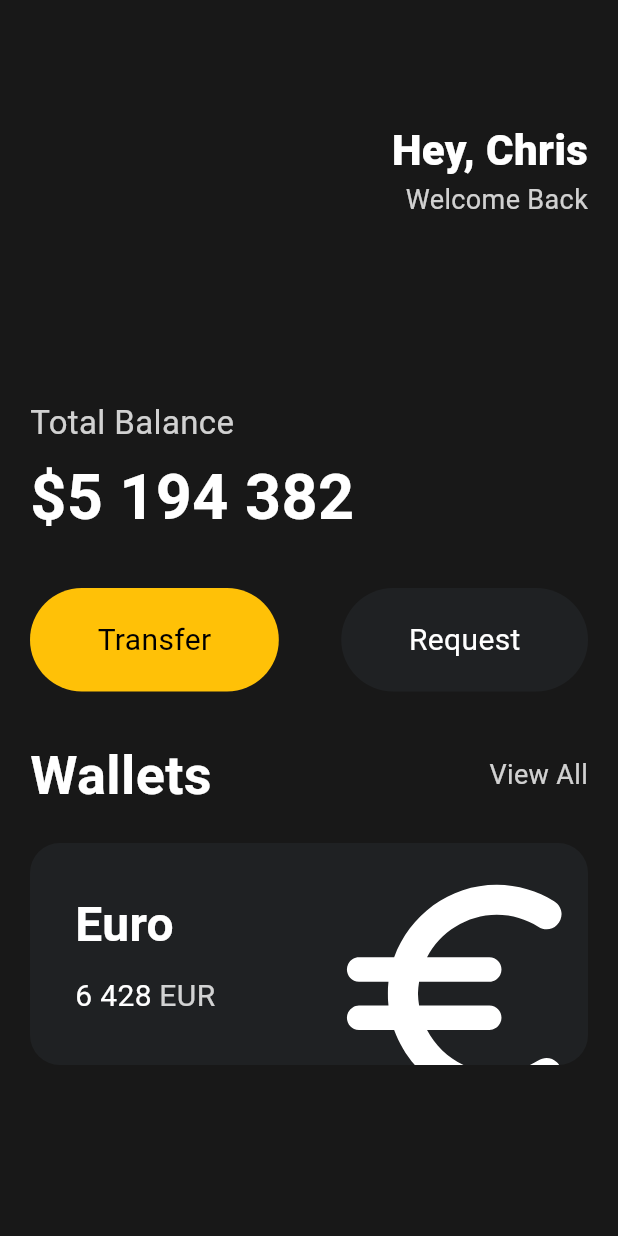
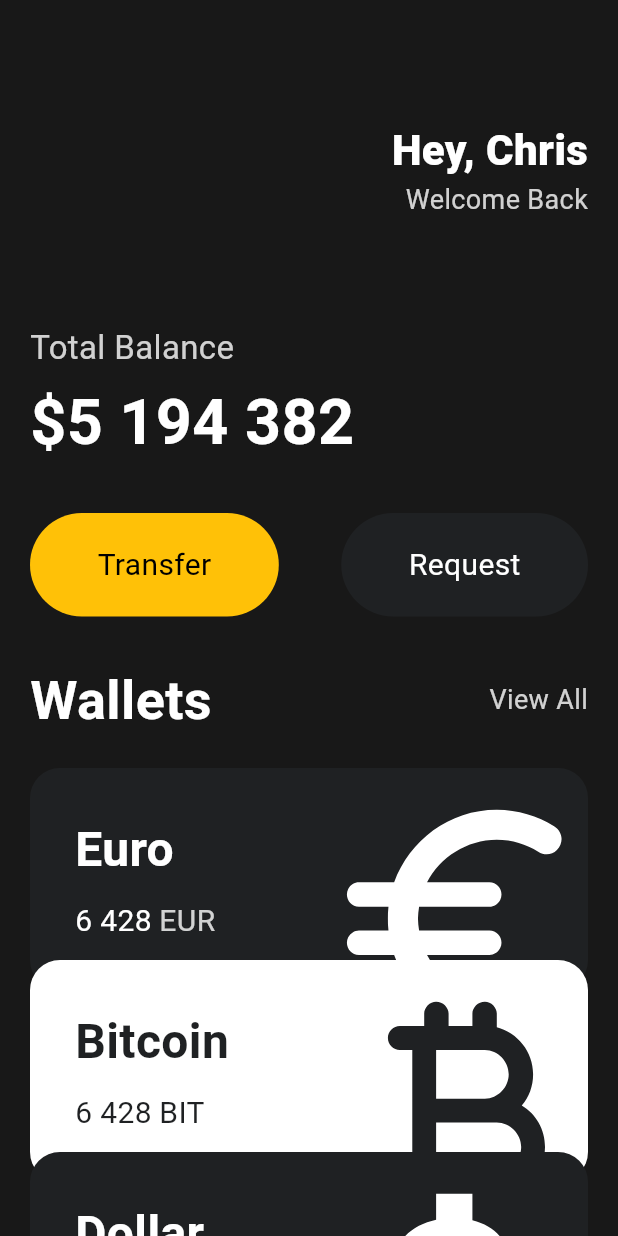
Before and after one commit to 0407chan/flutter-ui-practice, a Flutter app: the screen it shows after launch, on a phone screen of 412 x 824 dp. Run offline on Flutter 3.47's test engine with Material 3 defaults, Android fonts, the phone set to English and light mode, and no system bars.

Commit message:
3.8 Reusable Cards. 재사용 위젯 하나 더 만들어봤다. - class component 적응해가고 있는듯 - 자동완성 진짜 어마어마하다

```diff
--- a/lib/main.dart
+++ b/lib/main.dart
@@ -1,5 +1,6 @@
 import 'package:flutter/material.dart';
 import 'package:toonflix/widgets/button.dart';
+import 'package:toonflix/widgets/currency_card.dart';
 
 void main() {
   runApp(const App());
@@ -13,7 +14,8 @@
     return MaterialApp(
       home: Scaffold(
         backgroundColor: const Color(0xFF181818),
-        body: Padding(
+        body: SingleChildScrollView(
+          child: Padding(
             padding: const EdgeInsets.symmetric(horizontal: 20),
             child: Column(
               crossAxisAlignment: CrossAxisAlignment.start,
@@ -46,7 +48,7 @@
                   ],
                 ),
                 const SizedBox(
-                height: 120,
+                  height: 70,
                 ),
                 Text(
                   "Total Balance",
@@ -108,70 +110,35 @@
                 const SizedBox(
                   height: 20,
                 ),
-              Container(
-                clipBehavior: Clip.hardEdge,
-                decoration: BoxDecoration(
-                  color: const Color(0xFF1F2123),
-                  borderRadius: BorderRadius.circular(20),
+                const CurrencyCard(
+                  name: "Euro",
+                  code: "EUR",
+                  amount: "6 428",
+                  icon: Icons.euro_rounded,
+                  isInverted: false,
                 ),
-                child: Padding(
-                  padding: const EdgeInsets.all(30),
-                  child: Row(
-                    mainAxisAlignment: MainAxisAlignment.spaceBetween,
-                    children: [
-                      Column(
-                        crossAxisAlignment: CrossAxisAlignment.start,
-                        children: [
-                          const Text(
-                            "Euro",
-                            style: TextStyle(
-                              color: Colors.white,
-                              fontSize: 32,
-                              fontWeight: FontWeight.w600,
+                Transform.translate(
+                  offset: const Offset(0, -20),
+                  child: const CurrencyCard(
+                    name: "Bitcoin",
+                    code: "BIT",
+                    amount: "6 428",
+                    icon: Icons.currency_bitcoin_rounded,
+                    isInverted: true,
                   ),
                 ),
-                          const SizedBox(
-                            height: 10,
-                          ),
-                          Row(
-                            children: [
-                              const Text(
-                                "6 428",
-                                style: TextStyle(
-                                  color: Colors.white,
-                                  fontSize: 20,
-                                ),
-                              ),
-                              const SizedBox(
-                                width: 5,
-                              ),
-                              Text(
-                                'EUR',
-                                style: TextStyle(
-                                  color: Colors.white.withOpacity(0.8),
-                                  fontSize: 20,
+                Transform.translate(
+                  offset: const Offset(0, -40),
+                  child: const CurrencyCard(
+                    name: "Dollar",
+                    code: "USD",
+                    amount: "665",
+                    icon: Icons.attach_money_outlined,
+                    isInverted: false,
                   ),
                 ),
               ],
-                          )
-                        ],
             ),
-                      Transform.scale(
-                        scale: 2.2,
-                        child: Transform.translate(
-                          offset: const Offset(-5, 12),
-                          child: const Icon(
-                            Icons.euro_rounded,
-                            color: Colors.white,
-                            size: 88,
-                          ),
-                        ),
-                      )
-                    ],
-                  ),
-                ),
-              )
-            ],
           ),
         ),
       ),
--- /dev/null
+++ b/lib/widgets/currency_card.dart
@@ -0,0 +1,87 @@
+import 'package:flutter/material.dart';
+
+class CurrencyCard extends StatelessWidget {
+  final String name, code, amount;
+  final IconData icon;
+  final bool isInverted;
+
+  final _blackColor = const Color(0xFF1F2123);
+
+  const CurrencyCard({
+    super.key,
+    required this.name,
+    required this.code,
+    required this.amount,
+    required this.icon,
+    required this.isInverted,
+  });
+
+  @override
+  Widget build(BuildContext context) {
+    return Container(
+      clipBehavior: Clip.hardEdge,
+      decoration: BoxDecoration(
+        color: isInverted ? Colors.white : _blackColor,
+        borderRadius: BorderRadius.circular(20),
+      ),
+      child: Padding(
+        padding: const EdgeInsets.all(30),
+        child: Row(
+          mainAxisAlignment: MainAxisAlignment.spaceBetween,
+          children: [
+            Column(
+              crossAxisAlignment: CrossAxisAlignment.start,
+              children: [
+                Text(
+                  name,
+                  style: TextStyle(
+                    color: isInverted ? _blackColor : Colors.white,
+                    fontSize: 32,
+                    fontWeight: FontWeight.w600,
+                  ),
+                ),
+                const SizedBox(
+                  height: 10,
+                ),
+                Row(
+                  children: [
+                    Text(
+                      amount,
+                      style: TextStyle(
+                        color: isInverted ? _blackColor : Colors.white,
+                        fontSize: 20,
+                      ),
+                    ),
+                    const SizedBox(
+                      width: 5,
+                    ),
+                    Text(
+                      code,
+                      style: TextStyle(
+                        color: isInverted
+                            ? _blackColor
+                            : Colors.white.withOpacity(0.8),
+                        fontSize: 20,
+                      ),
+                    ),
+                  ],
+                )
+              ],
+            ),
+            Transform.scale(
+              scale: 2.2,
+              child: Transform.translate(
+                offset: const Offset(-5, 12),
+                child: Icon(
+                  icon,
+                  color: isInverted ? _blackColor : Colors.white,
+                  size: 88,
+                ),
+              ),
+            )
+          ],
+        ),
+      ),
+    );
+  }
+}
```
Lines whose indentation alone changed are shown as unchanged.
